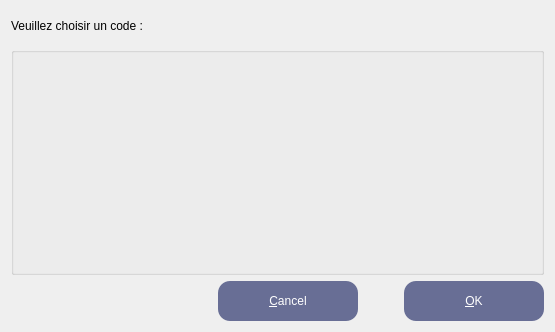
This is UiQT5/desChoixCode.ui in SalomePlatform/eficas_tools as Qt 5 draws it before an edit. The edited form follows.
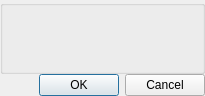
This is the edited form.

Diff of the .ui file:
```diff
--- a/UiQT5/desChoixCode.ui
+++ b/UiQT5/desChoixCode.ui
@@ -1,48 +1,38 @@
 <?xml version="1.0" encoding="UTF-8"?>
 <ui version="4.0">
  <class>ChoixCode</class>
- <widget class="QWidget" name="ChoixCode">
+ <widget class="QDialog" name="ChoixCode">
   <property name="geometry">
    <rect>
     <x>0</x>
     <y>0</y>
-    <width>555</width>
-    <height>332</height>
+    <width>205</width>
+    <height>96</height>
    </rect>
   </property>
-  <property name="sizePolicy">
-   <sizepolicy hsizetype="Preferred" vsizetype="MinimumExpanding">
-    <horstretch>0</horstretch>
-    <verstretch>0</verstretch>
-   </sizepolicy>
-  </property>
   <property name="windowTitle">
    <string>Choix du code</string>
   </property>
   <layout class="QVBoxLayout" name="verticalLayout">
-   <item>
-    <widget class="QLabel" name="label_choix">
-     <property name="sizePolicy">
-      <sizepolicy hsizetype="Preferred" vsizetype="Fixed">
-       <horstretch>0</horstretch>
-       <verstretch>0</verstretch>
-      </sizepolicy>
-     </property>
-     <property name="minimumSize">
-      <size>
-       <width>0</width>
-       <height>30</height>
-      </size>
-     </property>
-     <property name="text">
-      <string>Veuillez choisir un code :</string>
-     </property>
-    </widget>
-   </item>
+   <property name="spacing">
+    <number>0</number>
+   </property>
+   <property name="leftMargin">
+    <number>0</number>
+   </property>
+   <property name="topMargin">
+    <number>0</number>
+   </property>
+   <property name="rightMargin">
+    <number>0</number>
+   </property>
+   <property name="bottomMargin">
+    <number>0</number>
+   </property>
    <item>
     <widget class="QGroupBox" name="groupBox">
      <property name="sizePolicy">
-      <sizepolicy hsizetype="Preferred" vsizetype="MinimumExpanding">
+      <sizepolicy hsizetype="Preferred" vsizetype="Expanding">
        <horstretch>0</horstretch>
        <verstretch>0</verstretch>
       </sizepolicy>
@@ -51,6 +41,18 @@
       <string/>
      </property>
      <layout class="QVBoxLayout" name="vlBouton">
+      <property name="leftMargin">
+       <number>0</number>
+      </property>
+      <property name="topMargin">
+       <number>0</number>
+      </property>
+      <property name="rightMargin">
+       <number>0</number>
+      </property>
+      <property name="bottomMargin">
+       <number>0</number>
+      </property>
       <item>
        <spacer name="verticalSpacer">
         <property name="orientation">
@@ -59,7 +61,7 @@
         <property name="sizeHint" stdset="0">
          <size>
           <width>20</width>
-          <height>40</height>
+          <height>20</height>
          </size>
         </property>
        </spacer>
@@ -68,100 +70,14 @@
     </widget>
    </item>
    <item>
-    <layout class="QHBoxLayout" name="horizontalLayout">
-     <property name="sizeConstraint">
-      <enum>QLayout::SetFixedSize</enum>
+    <widget class="QDialogButtonBox" name="buttonBox">
+     <property name="orientation">
+      <enum>Qt::Horizontal</enum>
      </property>
-     <item>
-      <spacer name="horizontalSpacer_4">
-       <property name="orientation">
-        <enum>Qt::Horizontal</enum>
-       </property>
-       <property name="sizeHint" stdset="0">
-        <size>
-         <width>40</width>
-         <height>20</height>
-        </size>
-       </property>
-      </spacer>
-     </item>
-     <item>
-      <widget class="QPushButton" name="pB_cancel">
-       <property name="minimumSize">
-        <size>
-         <width>140</width>
-         <height>40</height>
-        </size>
-       </property>
-       <property name="toolTip">
-        <string/>
-       </property>
-       <property name="styleSheet">
-        <string notr="true">background-color:rgb(104,110,149);
-color :white;
-border-radius : 12px
-</string>
-       </property>
-       <property name="text">
-        <string>&amp;Cancel</string>
-       </property>
-       <property name="shortcut">
-        <string/>
-       </property>
-       <property name="autoDefault">
-        <bool>true</bool>
-       </property>
-      </widget>
-     </item>
-     <item>
-      <spacer name="horizontalSpacer">
-       <property name="orientation">
-        <enum>Qt::Horizontal</enum>
-       </property>
-       <property name="sizeType">
-        <enum>QSizePolicy::Fixed</enum>
-       </property>
-       <property name="sizeHint" stdset="0">
-        <size>
-         <width>40</width>
-         <height>20</height>
-        </size>
-       </property>
-      </spacer>
-     </item>
-     <item>
-      <widget class="QPushButton" name="pB_OK">
-       <property name="minimumSize">
-        <size>
-         <width>140</width>
-         <height>40</height>
-        </size>
-       </property>
-       <property name="toolTip">
-        <string>Validate choice</string>
-       </property>
-       <property name="styleSheet">
-        <string notr="true">background-color:rgb(104,110,149);
-color :white;
-border-radius : 12px
-
-</string>
-       </property>
-       <property name="text">
-        <string>&amp;OK</string>
-       </property>
-       <property name="shortcut">
-        <string/>
-       </property>
-       <property name="autoDefault">
-        <bool>true</bool>
-       </property>
-       <property name="default">
-        <bool>true</bool>
-       </property>
-      </widget>
-     </item>
-    </layout>
+     <property name="standardButtons">
+      <set>QDialogButtonBox::Cancel|QDialogButtonBox::Ok</set>
+     </property>
+    </widget>
    </item>
   </layout>
  </widget>
```
Left out of the diff: 39 changed lines with no effect on the pictures.
